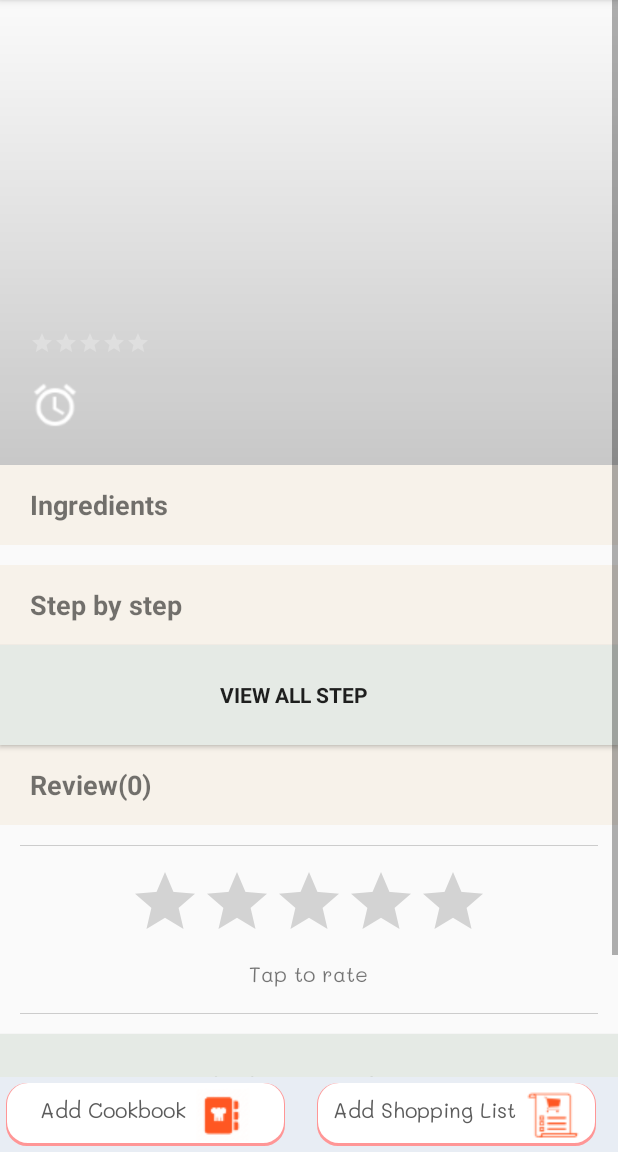
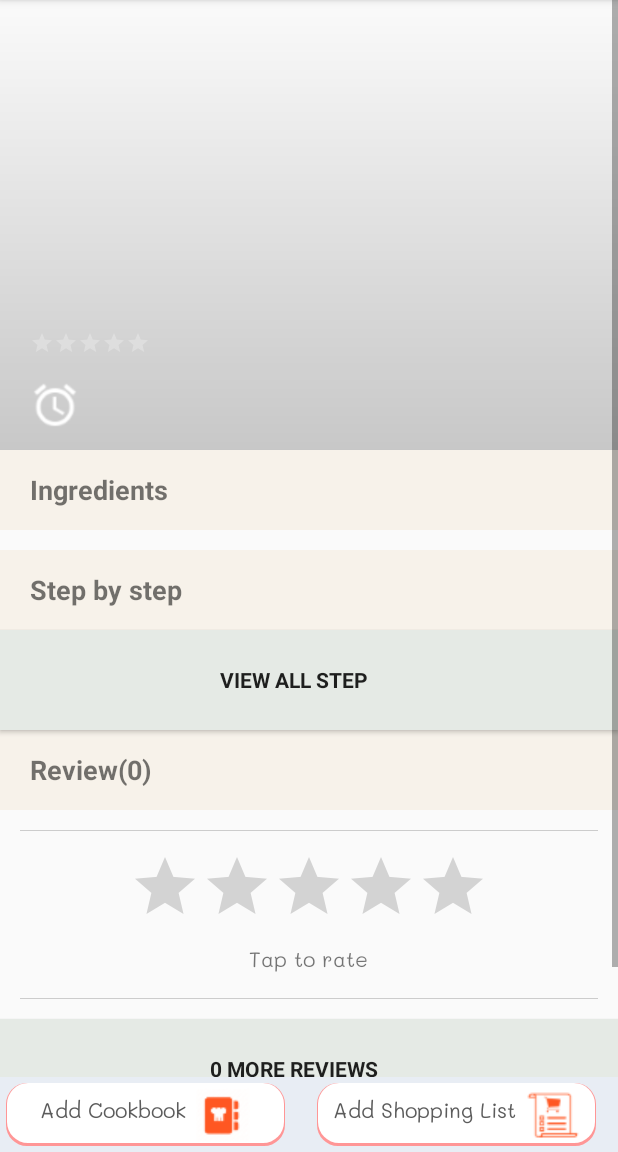
Before and after one commit to firepaperbird/project_iFood, an Android app: the detailFoodActivity screen opened directly, with no data from a screen before it, on a phone screen of 412 x 824 dp, the part 84-1236 px from its top. Run offline under Robolectric (Android 15) with nearby library versions, the light colour scheme and no system bars; libraries missing offline, so code that uses them is left out: com.loopj.android; plain views replace SmartImageView; 10 statements that could not run were skipped.

Commit message:
fix layout detail food

```diff
--- a/app/src/main/res/layout/activity_detail_food.xml
+++ b/app/src/main/res/layout/activity_detail_food.xml
@@ -23,7 +23,7 @@
 
             <FrameLayout
                 android:layout_width="match_parent"
-                android:layout_height="wrap_content">
+                android:layout_height="300dp">
                 <com.loopj.android.image.SmartImageView
                     android:id="@+id/imgMain"
                     android:layout_width="match_parent"
```
Also changed, not shown: app/src/main/java/com/ifood/ifood/CommentActivity.java (+8 -0 lines).
